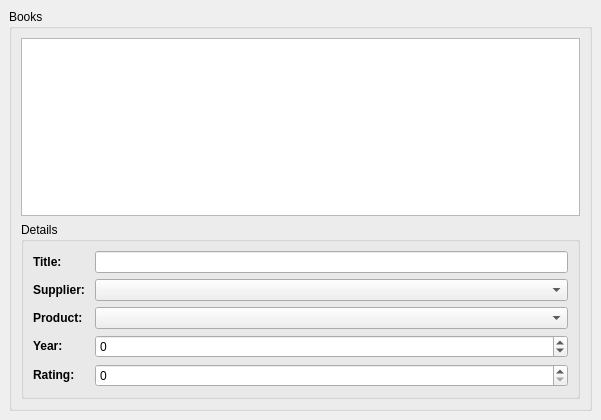
The window that mainwindow.ui (ftena/tarod-forms) describes before a commit, drawn with Qt 5.
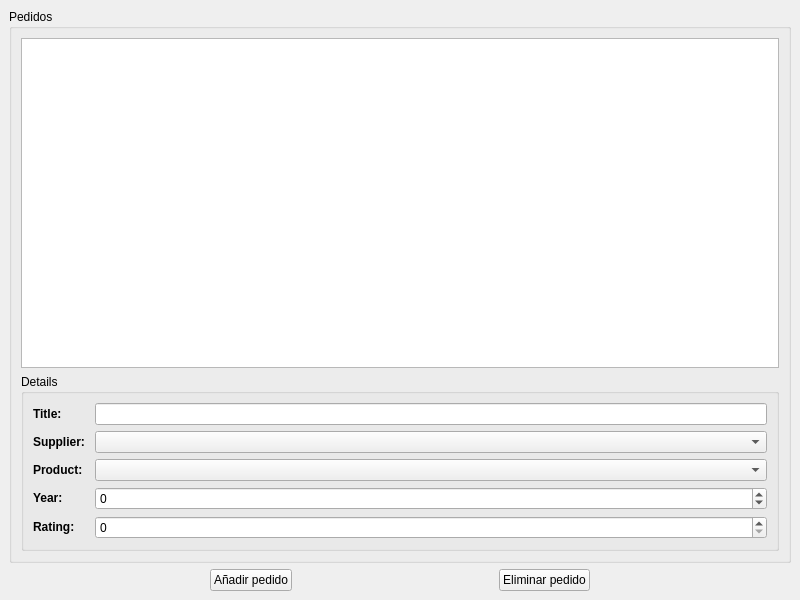
The same window after the commit.

What changed in the file:
```diff
--- a/mainwindow.ui
+++ b/mainwindow.ui
@@ -6,8 +6,8 @@
    <rect>
     <x>0</x>
     <y>0</y>
-    <width>601</width>
-    <height>420</height>
+    <width>800</width>
+    <height>600</height>
    </rect>
   </property>
   <property name="windowTitle">
@@ -33,7 +33,7 @@
     <item>
      <widget class="QGroupBox" name="groupBox">
       <property name="title">
-       <string>Books</string>
+       <string>Pedidos</string>
       </property>
       <layout class="QVBoxLayout">
        <property name="spacing">
@@ -149,6 +149,63 @@
       </layout>
      </widget>
     </item>
+    <item>
+     <layout class="QHBoxLayout" name="horizontalLayout">
+      <item>
+       <spacer name="horizontalSpacer">
+        <property name="orientation">
+         <enum>Qt::Horizontal</enum>
+        </property>
+        <property name="sizeHint" stdset="0">
+         <size>
+          <width>40</width>
+          <height>20</height>
+         </size>
+        </property>
+       </spacer>
+      </item>
+      <item>
+       <widget class="QPushButton" name="addOrderButton">
+        <property name="text">
+         <string>Añadir pedido</string>
+        </property>
+       </widget>
+      </item>
+      <item>
+       <spacer name="horizontalSpacer_2">
+        <property name="orientation">
+         <enum>Qt::Horizontal</enum>
+        </property>
+        <property name="sizeHint" stdset="0">
+         <size>
+          <width>40</width>
+          <height>20</height>
+         </size>
+        </property>
+       </spacer>
+      </item>
+      <item>
+       <widget class="QPushButton" name="deleteOrderButton">
+        <property name="text">
+         <string>Eliminar pedido</string>
+        </property>
+       </widget>
+      </item>
+      <item>
+       <spacer name="horizontalSpacer_3">
+        <property name="orientation">
+         <enum>Qt::Horizontal</enum>
+        </property>
+        <property name="sizeHint" stdset="0">
+         <size>
+          <width>40</width>
+          <height>20</height>
+         </size>
+        </property>
+       </spacer>
+      </item>
+     </layout>
+    </item>
    </layout>
   </widget>
  </widget>
```
